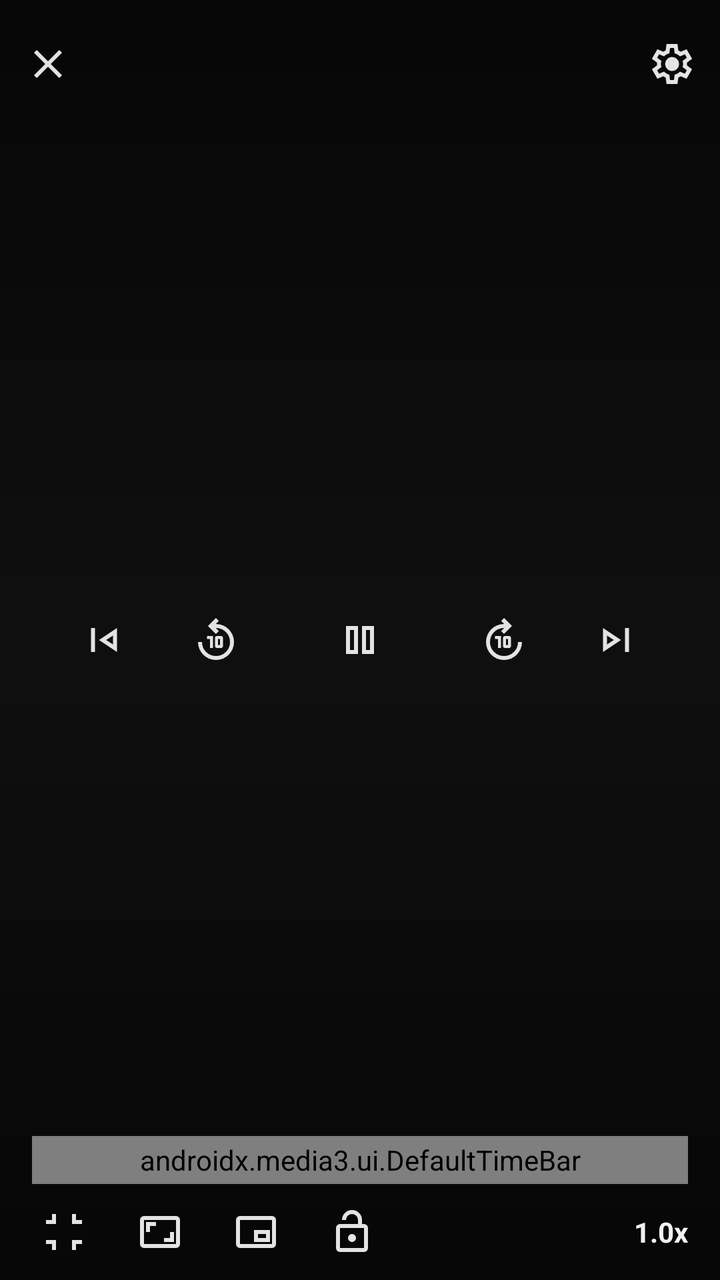
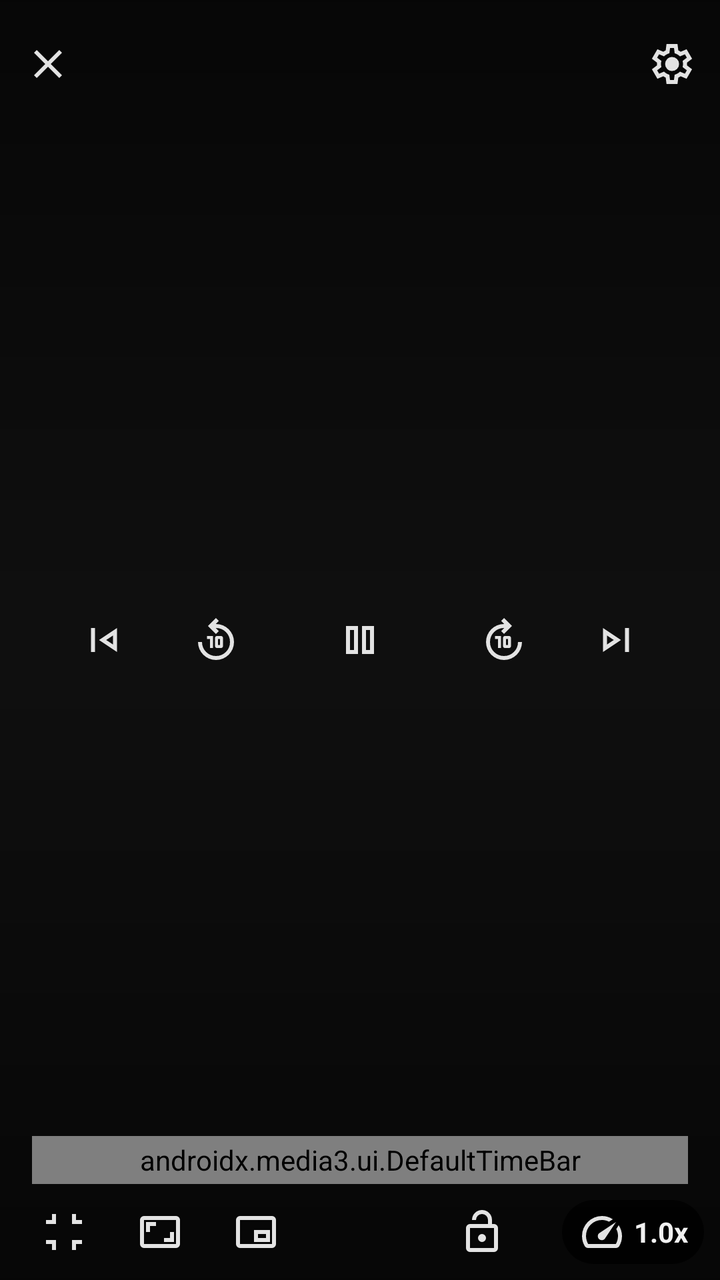

Compare the two renders of this Android layout. The source of the first and the diff that turns it into the second are given below.
<!-- AndroidManifest.xml: application theme Theme.NobiStream -->
<!-- res/layout/exo_player_control_view.xml -->
<?xml version="1.0" encoding="utf-8"?>
<androidx.constraintlayout.widget.ConstraintLayout xmlns:android="http://schemas.android.com/apk/res/android"
    xmlns:app="http://schemas.android.com/apk/res-auto"
    android:id="@+id/playerControllerRoot"
    android:layout_width="match_parent"
    android:layout_height="match_parent"
    android:background="@drawable/player_controller_scrim">

    
    <ImageButton
        android:id="@+id/ctrlBack"
        android:layout_width="@dimen/icon_button_size"
        android:layout_height="@dimen/icon_button_size"
        android:layout_marginTop="@dimen/spacing_8"
        android:background="?attr/selectableItemBackgroundBorderless"
        android:contentDescription="@string/player_close"
        android:src="@drawable/ic_close"
        app:layout_constraintStart_toStartOf="parent"
        app:layout_constraintTop_toTopOf="parent" />

    <TextView
        android:id="@+id/ctrlTitle"
        android:layout_width="0dp"
        android:layout_height="wrap_content"
        android:layout_marginStart="@dimen/spacing_8"
        android:layout_marginEnd="@dimen/spacing_8"
        android:ellipsize="end"
        android:maxLines="1"
        android:textColor="@color/text_primary"
        android:textSize="@dimen/text_body"
        android:textStyle="bold"
        app:layout_constraintBottom_toBottomOf="@id/ctrlBack"
        app:layout_constraintEnd_toStartOf="@id/ctrlOptions"
        app:layout_constraintStart_toEndOf="@id/ctrlBack"
        app:layout_constraintTop_toTopOf="@id/ctrlBack" />

    <ImageButton
        android:id="@+id/ctrlOptions"
        android:layout_width="@dimen/icon_button_size"
        android:layout_height="@dimen/icon_button_size"
        android:layout_marginTop="@dimen/spacing_8"
        android:background="?attr/selectableItemBackgroundBorderless"
        android:contentDescription="@string/player_options"
        android:src="@drawable/ic_settings"
        app:layout_constraintEnd_toEndOf="parent"
        app:layout_constraintTop_toTopOf="parent" />

    
    <ImageButton
        android:id="@+id/ctrlPrev"
        android:layout_width="@dimen/player_control_size"
        android:layout_height="@dimen/player_control_size"
        android:background="?attr/selectableItemBackgroundBorderless"
        android:contentDescription="@string/player_previous"
        android:padding="@dimen/spacing_8"
        android:src="@drawable/ic_skip_previous"
        app:layout_constraintBottom_toBottomOf="parent"
        app:layout_constraintEnd_toStartOf="@id/ctrlRew"
        app:layout_constraintHorizontal_chainStyle="packed"
        app:layout_constraintStart_toStartOf="parent"
        app:layout_constraintTop_toTopOf="parent" />

    <ImageButton
        android:id="@+id/ctrlRew"
        android:layout_width="@dimen/player_control_size"
        android:layout_height="@dimen/player_control_size"
        android:layout_marginStart="@dimen/spacing_8"
        android:layout_marginEnd="@dimen/spacing_8"
        android:background="?attr/selectableItemBackgroundBorderless"
        android:contentDescription="@string/player_rewind_10"
        android:padding="@dimen/spacing_8"
        android:src="@drawable/ic_replay_10"
        app:layout_constraintBottom_toBottomOf="parent"
        app:layout_constraintEnd_toStartOf="@id/ctrlPlayPause"
        app:layout_constraintStart_toEndOf="@id/ctrlPrev"
        app:layout_constraintTop_toTopOf="parent" />

    <ImageButton
        android:id="@+id/ctrlPlayPause"
        android:layout_width="@dimen/player_play_size"
        android:layout_height="@dimen/player_play_size"
        android:layout_marginStart="@dimen/spacing_8"
        android:layout_marginEnd="@dimen/spacing_8"
        android:background="?attr/selectableItemBackgroundBorderless"
        android:contentDescription="@string/player_play_pause"
        android:padding="@dimen/spacing_8"
        android:src="@drawable/ic_pause"
        app:layout_constraintBottom_toBottomOf="parent"
        app:layout_constraintEnd_toStartOf="@id/ctrlFfwd"
        app:layout_constraintStart_toEndOf="@id/ctrlRew"
        app:layout_constraintTop_toTopOf="parent" />

    <ImageButton
        android:id="@+id/ctrlFfwd"
        android:layout_width="@dimen/player_control_size"
        android:layout_height="@dimen/player_control_size"
        android:layout_marginStart="@dimen/spacing_8"
        android:layout_marginEnd="@dimen/spacing_8"
        android:background="?attr/selectableItemBackgroundBorderless"
        android:contentDescription="@string/player_forward_10"
        android:padding="@dimen/spacing_8"
        android:src="@drawable/ic_forward_10"
        app:layout_constraintBottom_toBottomOf="parent"
        app:layout_constraintEnd_toStartOf="@id/ctrlNext"
        app:layout_constraintStart_toEndOf="@id/ctrlPlayPause"
        app:layout_constraintTop_toTopOf="parent" />

    <ImageButton
        android:id="@+id/ctrlNext"
        android:layout_width="@dimen/player_control_size"
        android:layout_height="@dimen/player_control_size"
        android:background="?attr/selectableItemBackgroundBorderless"
        android:contentDescription="@string/player_next"
        android:padding="@dimen/spacing_8"
        android:src="@drawable/ic_skip_next"
        app:layout_constraintBottom_toBottomOf="parent"
        app:layout_constraintEnd_toEndOf="parent"
        app:layout_constraintStart_toEndOf="@id/ctrlFfwd"
        app:layout_constraintTop_toTopOf="parent" />

    
    <TextView
        android:id="@id/exo_position"
        android:layout_width="wrap_content"
        android:layout_height="wrap_content"
        android:layout_marginStart="@dimen/spacing_16"
        android:textColor="@color/text_primary"
        android:textSize="@dimen/text_caption"
        app:layout_constraintBottom_toTopOf="@id/exo_progress"
        app:layout_constraintStart_toStartOf="parent" />

    <TextView
        android:id="@id/exo_duration"
        android:layout_width="wrap_content"
        android:layout_height="wrap_content"
        android:layout_marginEnd="@dimen/spacing_16"
        android:textColor="@color/text_primary"
        android:textSize="@dimen/text_caption"
        app:layout_constraintBottom_toTopOf="@id/exo_progress"
        app:layout_constraintEnd_toEndOf="parent" />

    <androidx.media3.ui.DefaultTimeBar
        android:id="@id/exo_progress"
        android:layout_width="0dp"
        android:layout_height="@dimen/player_timebar_height"
        android:layout_marginStart="@dimen/spacing_16"
        android:layout_marginEnd="@dimen/spacing_16"
        app:bar_height="3dp"
        app:buffered_color="@color/progress_buffered"
        app:played_color="@color/primary"
        app:scrubber_color="@color/primary"
        app:scrubber_enabled_size="12dp"
        app:touch_target_height="24dp"
        app:unplayed_color="@color/outline"
        app:layout_constraintBottom_toTopOf="@id/ctrlBottomRow"
        app:layout_constraintEnd_toEndOf="parent"
        app:layout_constraintStart_toStartOf="parent" />

    
    <LinearLayout
        android:id="@+id/ctrlBottomRow"
        android:layout_width="match_parent"
        android:layout_height="wrap_content"
        android:gravity="center_vertical"
        android:orientation="horizontal"
        android:paddingStart="@dimen/spacing_8"
        android:paddingEnd="@dimen/spacing_8"
        app:layout_constraintBottom_toBottomOf="parent"
        app:layout_constraintEnd_toEndOf="parent"
        app:layout_constraintStart_toStartOf="parent">

        <ImageButton
            android:id="@+id/ctrlFullscreen"
            android:layout_width="@dimen/icon_button_size"
            android:layout_height="@dimen/icon_button_size"
            android:background="?attr/selectableItemBackgroundBorderless"
            android:contentDescription="@string/player_fullscreen"
            android:src="@drawable/ic_fullscreen_exit" />

        <ImageButton
            android:id="@+id/ctrlAspect"
            android:layout_width="@dimen/icon_button_size"
            android:layout_height="@dimen/icon_button_size"
            android:background="?attr/selectableItemBackgroundBorderless"
            android:contentDescription="@string/player_aspect_ratio"
            android:src="@drawable/ic_aspect_ratio" />

        <ImageButton
            android:id="@+id/ctrlPip"
            android:layout_width="@dimen/icon_button_size"
            android:layout_height="@dimen/icon_button_size"
            android:background="?attr/selectableItemBackgroundBorderless"
            android:contentDescription="@string/player_pip"
            android:src="@drawable/ic_pip" />

        <ImageButton
            android:id="@+id/ctrlLock"
            android:layout_width="@dimen/icon_button_size"
            android:layout_height="@dimen/icon_button_size"
            android:background="?attr/selectableItemBackgroundBorderless"
            android:contentDescription="@string/player_lock"
            android:src="@drawable/ic_lock_open" />

        
        <ImageButton
            android:id="@+id/ctrlSubtitles"
            android:layout_width="@dimen/icon_button_size"
            android:layout_height="@dimen/icon_button_size"
            android:background="?attr/selectableItemBackgroundBorderless"
            android:contentDescription="@string/player_subtitles"
            android:src="@drawable/ic_closed_caption"
            android:visibility="gone" />

        <View
            android:layout_width="0dp"
            android:layout_height="1dp"
            android:layout_weight="1" />

        <TextView
            android:id="@+id/ctrlCounter"
            android:layout_width="wrap_content"
            android:layout_height="wrap_content"
            android:padding="@dimen/spacing_8"
            android:textColor="@color/text_secondary"
            android:textSize="@dimen/text_caption" />

        <TextView
            android:id="@+id/ctrlSpeedLabel"
            android:layout_width="wrap_content"
            android:layout_height="wrap_content"
            android:background="?attr/selectableItemBackground"
            android:padding="@dimen/spacing_8"
            android:text="1.0x"
            android:textColor="@color/text_primary"
            android:textSize="@dimen/text_body"
            android:textStyle="bold" />
    </LinearLayout>

</androidx.constraintlayout.widget.ConstraintLayout>
<!-- resources referenced by this layout -->
<resources>
  <color name="outline">#717171</color>
  <color name="primary">#229ED9</color>
  <color name="progress_buffered">#717171</color>
  <color name="text_primary">#F1F1F1</color>
  <color name="text_secondary">#AAAAAA</color>
  <dimen name="icon_button_size">48dp</dimen>
  <dimen name="player_control_size">48dp</dimen>
  <dimen name="player_play_size">64dp</dimen>
  <dimen name="player_timebar_height">24dp</dimen>
  <dimen name="spacing_16">16dp</dimen>
  <dimen name="spacing_8">8dp</dimen>
  <dimen name="text_body">14sp</dimen>
  <dimen name="text_caption">12sp</dimen>
  <string name="player_aspect_ratio">Aspect ratio</string>
  <string name="player_close">Close player</string>
  <string name="player_forward_10">Forward 10 seconds</string>
  <string name="player_fullscreen">Fullscreen</string>
  <string name="player_lock">Lock controls</string>
  <string name="player_next">Next</string>
  <string name="player_options">Player options</string>
  <string name="player_pip">Picture-in-picture</string>
  <string name="player_play_pause">Play / Pause</string>
  <string name="player_previous">Previous</string>
  <string name="player_rewind_10">Back 10 seconds</string>
  <string name="player_subtitles">Subtitles</string>
  <color name="primary_dark">#1B7FB8</color>
  <color name="background">#0F0F0F</color>
  <color name="surface">#212121</color>
  <color name="surface_variant">#272727</color>
  <color name="on_surface_variant">#C7C7C7</color>
  <color name="error">#E5484D</color>
  <color name="on_error">#FFFFFF</color>
  <style name="Theme.NobiStream.BottomSheetDialog" parent="ThemeOverlay.Material3.BottomSheetDialog">
          <item name="bottomSheetStyle">@style/Widget.NobiStream.BottomSheet</item>
      </style>
  <style name="Shape.NobiStream.Dialog" parent="ShapeAppearance.Material3.MediumComponent">
          <item name="cornerFamily">rounded</item>
          <item name="cornerSize">@dimen/corner_dialog</item>
      </style>
  <style name="Widget.NobiStream.Button.Text" parent="Widget.Material3.Button.TextButton">
          <item name="android:minHeight">@dimen/button_height_small</item>
          <item name="android:textColor">@color/primary</item>
      </style>
  <style name="Widget.NobiStream.BottomSheet" parent="Widget.Material3.BottomSheet">
          <item name="backgroundTint">@color/surface</item>
          <item name="shapeAppearance">@style/Shape.NobiStream.BottomSheet</item>
      </style>
  <dimen name="corner_dialog">28dp</dimen>
  <dimen name="button_height_small">48dp</dimen>
  <dimen name="corner_sheet">28dp</dimen>
  <!-- unchanged entries left out for length: 17 -->
</resources>

<!-- the commit's change to res/layout/exo_player_control_view.xml (unified diff, before → after) -->
@@ -152,9 +152,24 @@
         app:scrubber_enabled_size="12dp"
         app:touch_target_height="24dp"
         app:unplayed_color="@color/outline"
+        app:layout_constraintBottom_toTopOf="@id/seekTicks"
+        app:layout_constraintEnd_toEndOf="parent"
+        app:layout_constraintStart_toStartOf="parent" />
+
+    
+    <LinearLayout
+        android:id="@+id/seekTicks"
+        android:layout_width="0dp"
+        android:layout_height="4dp"
+        android:layout_marginStart="@dimen/spacing_16"
+        android:layout_marginTop="2dp"
+        android:layout_marginEnd="@dimen/spacing_16"
+        android:orientation="horizontal"
+        android:visibility="gone"
         app:layout_constraintBottom_toTopOf="@id/ctrlBottomRow"
         app:layout_constraintEnd_toEndOf="parent"
-        app:layout_constraintStart_toStartOf="parent" />
+        app:layout_constraintStart_toStartOf="parent"
+        app:layout_constraintTop_toBottomOf="@id/exo_progress" />
 
     
     <LinearLayout
@@ -169,6 +184,13 @@
         app:layout_constraintEnd_toEndOf="parent"
         app:layout_constraintStart_toStartOf="parent">
 
+        <LinearLayout
+            android:id="@+id/ctrlBottomLeft"
+            android:layout_width="wrap_content"
+            android:layout_height="wrap_content"
+            android:gravity="center_vertical"
+            android:orientation="horizontal">
+
         <ImageButton
             android:id="@+id/ctrlFullscreen"
             android:layout_width="@dimen/icon_button_size"
@@ -192,30 +214,38 @@
             android:background="?attr/selectableItemBackgroundBorderless"
             android:contentDescription="@string/player_pip"
             android:src="@drawable/ic_pip" />
-
-        <ImageButton
-            android:id="@+id/ctrlLock"
-            android:layout_width="@dimen/icon_button_size"
-            android:layout_height="@dimen/icon_button_size"
-            android:background="?attr/selectableItemBackgroundBorderless"
-            android:contentDescription="@string/player_lock"
-            android:src="@drawable/ic_lock_open" />
-
-        
-        <ImageButton
-            android:id="@+id/ctrlSubtitles"
-            android:layout_width="@dimen/icon_button_size"
-            android:layout_height="@dimen/icon_button_size"
-            android:background="?attr/selectableItemBackgroundBorderless"
-            android:contentDescription="@string/player_subtitles"
-            android:src="@drawable/ic_closed_caption"
-            android:visibility="gone" />
+        </LinearLayout>
 
         <View
             android:layout_width="0dp"
             android:layout_height="1dp"
             android:layout_weight="1" />
 
+        <LinearLayout
+            android:id="@+id/ctrlBottomRight"
+            android:layout_width="wrap_content"
+            android:layout_height="wrap_content"
+            android:gravity="center_vertical"
+            android:orientation="horizontal">
+
+        <ImageButton
+            android:id="@+id/ctrlLock"
+            android:layout_width="@dimen/icon_button_size"
+            android:layout_height="@dimen/icon_button_size"
+            android:background="?attr/selectableItemBackgroundBorderless"
+            android:contentDescription="@string/player_lock"
+            android:src="@drawable/ic_lock_open" />
+
+        
+        <ImageButton
+            android:id="@+id/ctrlSubtitles"
+            android:layout_width="@dimen/icon_button_size"
+            android:layout_height="@dimen/icon_button_size"
+            android:background="?attr/selectableItemBackgroundBorderless"
+            android:contentDescription="@string/player_subtitles"
+            android:src="@drawable/ic_closed_caption"
+            android:visibility="gone" />
+
         <TextView
             android:id="@+id/ctrlCounter"
             android:layout_width="wrap_content"
@@ -224,16 +254,25 @@
             android:textColor="@color/text_secondary"
             android:textSize="@dimen/text_caption" />
 
+        
         <TextView
             android:id="@+id/ctrlSpeedLabel"
             android:layout_width="wrap_content"
             android:layout_height="wrap_content"
-            android:background="?attr/selectableItemBackground"
-            android:padding="@dimen/spacing_8"
+            android:background="@drawable/bg_gesture_pill"
+            android:drawableStart="@drawable/ic_speed"
+            android:drawablePadding="@dimen/spacing_4"
+            android:gravity="center_vertical"
+            android:minHeight="32dp"
+            android:paddingStart="@dimen/spacing_8"
+            android:paddingTop="@dimen/spacing_4"
+            android:paddingEnd="@dimen/spacing_8"
+            android:paddingBottom="@dimen/spacing_4"
             android:text="1.0x"
             android:textColor="@color/text_primary"
             android:textSize="@dimen/text_body"
             android:textStyle="bold" />
+        </LinearLayout>
     </LinearLayout>
 
 </androidx.constraintlayout.widget.ConstraintLayout>
<!-- resource entries referenced after the edit -->
@@ -10,9 +10,30 @@
   <dimen name="player_play_size">64dp</dimen>
   <dimen name="player_timebar_height">24dp</dimen>
   <dimen name="spacing_16">16dp</dimen>
+  <dimen name="spacing_4">4dp</dimen>
   <dimen name="spacing_8">8dp</dimen>
   <dimen name="text_body">14sp</dimen>
   <dimen name="text_caption">12sp</dimen>
+  <!-- drawable bg_gesture_pill (drawable) -->
+  <?xml version="1.0" encoding="utf-8"?>
+  <shape xmlns:android="http://schemas.android.com/apk/res/android"
+      android:shape="rectangle">
+      <solid android:color="@color/scrim" />
+      <corners android:radius="@dimen/corner_full" />
+  </shape>
+  <!-- drawable ic_speed (drawable) -->
+  <vector xmlns:android="http://schemas.android.com/apk/res/android"
+      android:width="24dp"
+      android:height="24dp"
+      android:viewportWidth="960"
+      android:viewportHeight="960">
+      
+      <group android:translateY="960">
+          <path
+              android:fillColor="#E3E3E3"
+              android:pathData="M418-340q24 24 62 23.5t56-27.5l224-336-336 224q-27 18-28.5 55t22.5 61Zm62-460q59 0 113.5 16.5T696-734l-76 48q-33-17-68.5-25.5T480-720q-133 0-226.5 93.5T160-400q0 42 11.5 83t32.5 77h552q23-38 33.5-79t10.5-85q0-36-8.5-70T766-540l48-76q30 47 47.5 100T880-406q1 57-13 109t-41 99q-11 18-30 28t-40 10H204q-21 0-40-10t-30-28q-26-45-40-95.5T80-400q0-83 31.5-155.5t86-127Q252-737 325-768.5T480-800Zm7 313Z" />
+      </group>
+  </vector>
   <string name="player_aspect_ratio">Aspect ratio</string>
   <string name="player_close">Close player</string>
   <string name="player_forward_10">Forward 10 seconds</string>
@@ -25,6 +46,8 @@
   <string name="player_previous">Previous</string>
   <string name="player_rewind_10">Back 10 seconds</string>
   <string name="player_subtitles">Subtitles</string>
+  <color name="scrim">#CC000000</color>
+  <dimen name="corner_full">999dp</dimen>
   <color name="primary_dark">#1B7FB8</color>
   <color name="background">#0F0F0F</color>
   <color name="surface">#212121</color>
